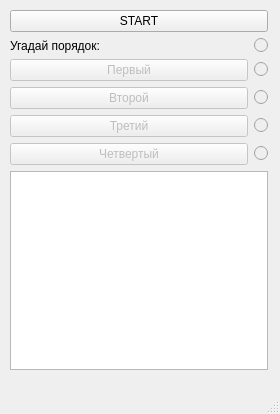
Old version of the form mainwindow.ui in the repository AufarLIRS/CPP-2019-2020-HW10.
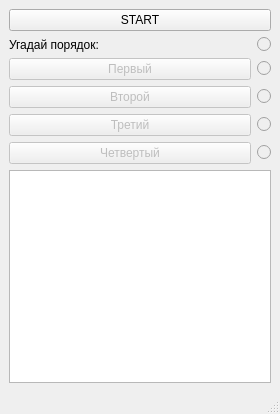
New version of the form.

The edit to the form file:
```diff
--- a/mainwindow.ui
+++ b/mainwindow.ui
@@ -20,15 +20,8 @@
    <string>RandomGame</string>
   </property>
   <widget class="QWidget" name="centralwidget">
-   <widget class="QWidget" name="layoutWidget">
-    <property name="geometry">
-     <rect>
-      <x>10</x>
-      <y>10</y>
-      <width>258</width>
-      <height>360</height>
-     </rect>
-    </property>
+   <layout class="QGridLayout" name="gridLayout_2">
+    <item row="0" column="0">
     <layout class="QGridLayout" name="gridLayout">
      <item row="0" column="0">
       <widget class="QPushButton" name="startPushButton">
@@ -215,7 +208,8 @@
       <widget class="QPlainTextEdit" name="plainTextEdit"/>
      </item>
     </layout>
-   </widget>
+    </item>
+   </layout>
   </widget>
   <widget class="QMenuBar" name="menubar">
    <property name="geometry">
```
Lines whose indentation alone changed are shown as unchanged.
